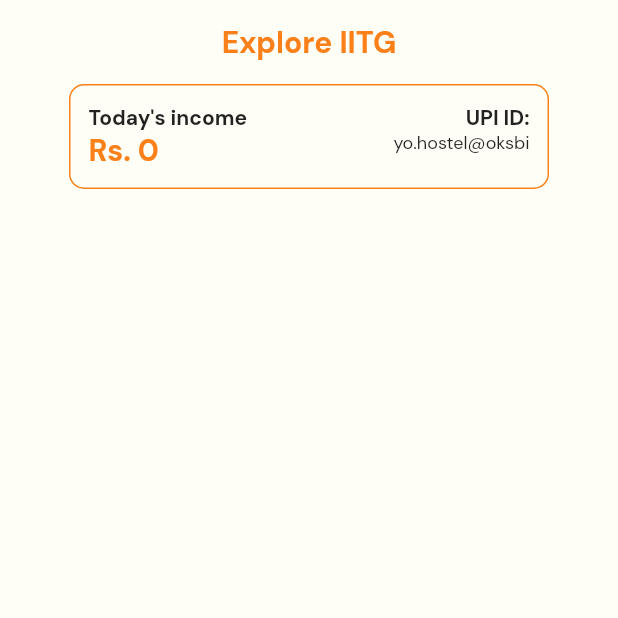
After one commit to TESLA2402/Manas_Kriti_Software_PS, a Flutter app: the screen it shows after launch, on a phone screen of 412 x 824 dp, the top half of it. The commit adds this screen. Run offline on Flutter 3.47's test engine with Material 2 defaults, Android fonts, the phone set to English and light mode, and no system bars; our stand-ins replace cloud_firestore, dropdown_button2, firebase_auth, firebase_core, flutter_dotenv, google_fonts and 2 more; missing offline and left inert: flutter_stripe, upi_india; accounts and stored records are empty.

Commit message:
minor changes

```diff
--- a/campus_catalogue/lib/screens/onboarding_screen.dart
+++ b/campus_catalogue/lib/screens/onboarding_screen.dart
@@ -16,7 +16,7 @@ class _WelcomeScreenState extends State<WelcomeScreen> {
   Widget build(BuildContext context) {
     return Scaffold(
       body: Container(
-        padding: const EdgeInsets.fromLTRB(30, 144, 30, 36),
+        padding: const EdgeInsets.fromLTRB(30, 144, 30, 16),
         child: Column(
           mainAxisSize: MainAxisSize.max,
           mainAxisAlignment: MainAxisAlignment.center,
@@ -25,9 +25,6 @@ class _WelcomeScreenState extends State<WelcomeScreen> {
             Text("Lazy morning or a busy day?",
                 style: AppTypography.textMd
                     .copyWith(fontSize: 20, fontWeight: FontWeight.w700)),
-            const SizedBox(
-              height: 4,
-            ),
             Text(
                 "Want to avoid queue and experience a \nhustle-free ordering journey.",
                 textAlign: TextAlign.center,
--- /dev/null
+++ b/campus_catalogue/lib/screens/seller_home.dart
@@ -0,0 +1,87 @@
+import 'package:campus_catalogue/screens/search_screen.dart';
+import 'package:flutter/material.dart';
+import 'package:cloud_firestore/cloud_firestore.dart';
+import 'package:campus_catalogue/constants/colors.dart';
+import 'package:campus_catalogue/constants/typography.dart';
+
+class SellerHome extends StatefulWidget {
+  const SellerHome({super.key});
+
+  @override
+  State<SellerHome> createState() => _SellerHomeState();
+}
+
+class _SellerHomeState extends State<SellerHome> {
+  int income = 0;
+  String upiId = "yo.hostel@oksbi";
+  @override
+  Widget build(BuildContext context) {
+    return Scaffold(
+      appBar: AppBar(
+        backgroundColor: AppColors.backgroundYellow,
+        elevation: 0,
+        centerTitle: true,
+        title: Text("Explore IITG",
+            style: AppTypography.textMd.copyWith(
+                fontSize: 20,
+                fontWeight: FontWeight.w700,
+                color: AppColors.backgroundOrange)),
+      ),
+      backgroundColor: AppColors.backgroundYellow,
+      body: SingleChildScrollView(
+        child: Column(
+          crossAxisAlignment: CrossAxisAlignment.center,
+          mainAxisAlignment: MainAxisAlignment.spaceEvenly,
+          children: [
+            Center(
+              child: Container(
+                  height: 70,
+                  width: 320,
+                  decoration: BoxDecoration(
+                      borderRadius: BorderRadius.circular(10),
+                      border: Border.all(color: AppColors.backgroundOrange)),
+                  padding: EdgeInsets.all(12),
+                  child: Row(
+                    mainAxisAlignment: MainAxisAlignment.spaceBetween,
+                    children: [
+                      Column(
+                        crossAxisAlignment: CrossAxisAlignment.start,
+                        children: [
+                          Text(
+                            "Today's income",
+                            style: AppTypography.textMd.copyWith(
+                                fontSize: 14, fontWeight: FontWeight.w700),
+                          ),
+                          Text(
+                            "Rs. ${income.toString()}",
+                            style: AppTypography.textMd.copyWith(
+                                fontSize: 20,
+                                fontWeight: FontWeight.w700,
+                                color: AppColors.backgroundOrange),
+                          )
+                        ],
+                      ),
+                      Column(
+                        crossAxisAlignment: CrossAxisAlignment.end,
+                        children: [
+                          Text(
+                            "UPI ID:",
+                            style: AppTypography.textMd.copyWith(
+                                fontSize: 14, fontWeight: FontWeight.w700),
+                          ),
+                          Text(upiId,
+                              style: AppTypography.textMd.copyWith(
+                                fontSize: 12,
+                                fontWeight: FontWeight.w400,
+                              ))
+                        ],
+                      )
+                    ],
+                  )),
+            )
+          ],
+        ),
+      ),
+    );
+  }
+}
```
Also changed, not shown: campus_catalogue/lib/main.dart (+2 -18 lines), campus_catalogue/lib/screens/home_screen.dart (+7 -0 lines), campus_catalogue/lib/screens/search_screen.dart (+7 -0 lines), campus_catalogue/lib/screens/shop_info.dart (added, +160 -0 lines), campus_catalogue/pubspec.lock.
